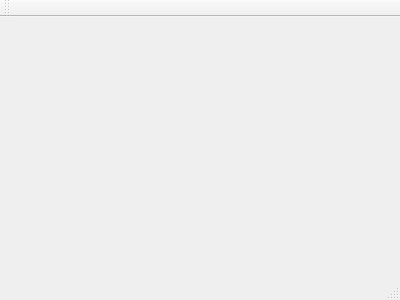
Before: the Qt Designer form mainwindow.ui in Aquaird/Motion, drawn with Qt 5.
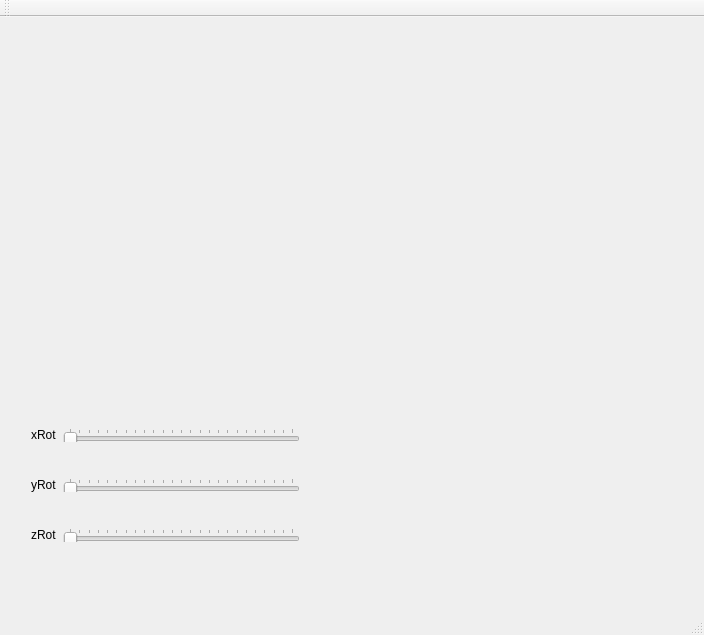
After: the same form once the commit is applied. Custom widgets are drawn as their Qt base class.

The edit to the form file:
```diff
--- a/mainwindow.ui
+++ b/mainwindow.ui
@@ -1,24 +1,186 @@
 <ui version="4.0">
  <class>MainWindow</class>
- <widget class="QMainWindow" name="MainWindow" >
-  <property name="geometry" >
+ <widget class="QMainWindow" name="MainWindow">
+  <property name="geometry">
    <rect>
     <x>0</x>
     <y>0</y>
-    <width>400</width>
-    <height>300</height>
+    <width>704</width>
+    <height>635</height>
    </rect>
   </property>
   <property name="windowTitle" >
    <string>MainWindow</string>
   </property>
-  <widget class="QMenuBar" name="menuBar" />
-  <widget class="QToolBar" name="mainToolBar" />
-  <widget class="QWidget" name="centralWidget" />
-  <widget class="QStatusBar" name="statusBar" />
+  <widget class="QWidget" name="centralWidget">
+   <widget class="QWidget" name="layoutWidget">
+    <property name="geometry">
+     <rect>
+      <x>20</x>
+      <y>400</y>
+      <width>291</width>
+      <height>36</height>
+     </rect>
+    </property>
+    <layout class="QHBoxLayout" name="horizontalLayout">
+     <item>
+      <widget class="QLabel" name="label">
+       <property name="text">
+        <string>xRot</string>
+       </property>
+      </widget>
+     </item>
+     <item>
+      <widget class="QSlider" name="rotXSlider">
+       <property name="maximum">
+        <number>360</number>
+       </property>
+       <property name="singleStep">
+        <number>16</number>
+       </property>
+       <property name="pageStep">
+        <number>15</number>
+       </property>
+       <property name="orientation">
+        <enum>Qt::Horizontal</enum>
+       </property>
+       <property name="tickPosition">
+        <enum>QSlider::TicksAbove</enum>
+       </property>
+       <property name="tickInterval">
+        <number>15</number>
+       </property>
+      </widget>
+     </item>
+    </layout>
+   </widget>
+   <widget class="QWidget" name="layoutWidget">
+    <property name="geometry">
+     <rect>
+      <x>20</x>
+      <y>450</y>
+      <width>291</width>
+      <height>36</height>
+     </rect>
+    </property>
+    <layout class="QHBoxLayout" name="horizontalLayout_2">
+     <item>
+      <widget class="QLabel" name="label_2">
+       <property name="text">
+        <string>yRot</string>
+       </property>
+      </widget>
+     </item>
+     <item>
+      <widget class="QSlider" name="rotYSlider">
+       <property name="maximum">
+        <number>360</number>
+       </property>
+       <property name="singleStep">
+        <number>16</number>
+       </property>
+       <property name="pageStep">
+        <number>15</number>
+       </property>
+       <property name="orientation">
+        <enum>Qt::Horizontal</enum>
+       </property>
+       <property name="tickPosition">
+        <enum>QSlider::TicksAbove</enum>
+       </property>
+       <property name="tickInterval">
+        <number>15</number>
+       </property>
+      </widget>
+     </item>
+    </layout>
+   </widget>
+   <widget class="QWidget" name="layoutWidget">
+    <property name="geometry">
+     <rect>
+      <x>20</x>
+      <y>500</y>
+      <width>291</width>
+      <height>36</height>
+     </rect>
+    </property>
+    <layout class="QHBoxLayout" name="horizontalLayout_3">
+     <item>
+      <widget class="QLabel" name="label_3">
+       <property name="text">
+        <string>zRot</string>
+       </property>
+      </widget>
+     </item>
+     <item>
+      <widget class="QSlider" name="rotZSlider">
+       <property name="maximum">
+        <number>360</number>
+       </property>
+       <property name="singleStep">
+        <number>16</number>
+       </property>
+       <property name="pageStep">
+        <number>15</number>
+       </property>
+       <property name="orientation">
+        <enum>Qt::Horizontal</enum>
+       </property>
+       <property name="tickPosition">
+        <enum>QSlider::TicksAbove</enum>
+       </property>
+       <property name="tickInterval">
+        <number>15</number>
+       </property>
+      </widget>
+     </item>
+    </layout>
+   </widget>
+   <widget class="glwidget" name="widget" native="true">
+    <property name="geometry">
+     <rect>
+      <x>20</x>
+      <y>60</y>
+      <width>291</width>
+      <height>331</height>
+     </rect>
+    </property>
+   </widget>
+  </widget>
+  <widget class="QMenuBar" name="menuBar">
+   <property name="geometry">
+    <rect>
+     <x>0</x>
+     <y>0</y>
+     <width>704</width>
+     <height>25</height>
+    </rect>
+   </property>
+  </widget>
+  <widget class="QToolBar" name="mainToolBar">
+   <attribute name="toolBarArea">
+    <enum>TopToolBarArea</enum>
+   </attribute>
+   <attribute name="toolBarBreak">
+    <bool>false</bool>
+   </attribute>
+  </widget>
+  <widget class="QStatusBar" name="statusBar"/>
  </widget>
- <layoutDefault spacing="6" margin="11" />
- <pixmapfunction></pixmapfunction>
+ <layoutdefault spacing="6" margin="11"/>
+ <customwidgets>
+  <customwidget>
+   <class>glwidget</class>
+   <extends>QWidget</extends>
+   <header location="global">glwidget.h</header>
+   <container>1</container>
+   <slots>
+    <slot>setXRotation(int)</slot>
+    <slot>setYRotation(int)</slot>
+    <slot>setZRotation(int)</slot>
+   </slots>
+  </customwidget>
+ </customwidgets>
  <resources/>
  <connections/>
 </ui>
```
Left out of the diff: 54 changed lines with no effect on the pictures.
